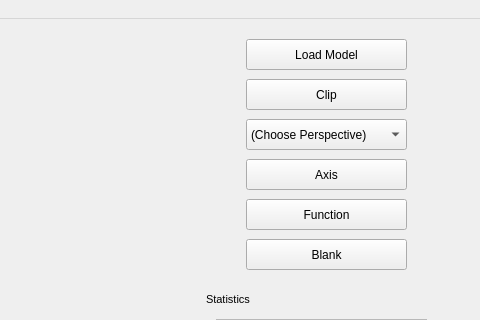
Above: Include/mainwindow.ui from toarukagakunoSirius/ModelLoader before the change; both pictures show x 514 to 994 and y 0 to 320 of the 994 by 698 pixel window. Below: the same form after it.
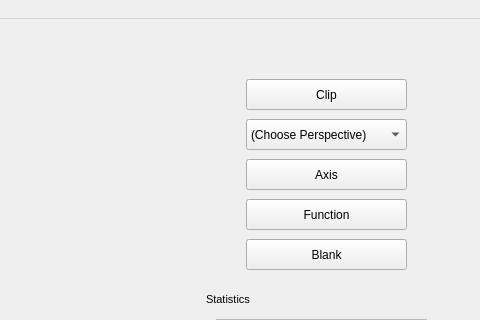
That is the form after the change. Icons and pictures are not drawn. Custom widgets are drawn as their Qt base class.

Diff of the .ui file:
```diff
--- a/Include/mainwindow.ui
+++ b/Include/mainwindow.ui
@@ -108,19 +108,6 @@
       </property>
      </item>
     </widget>
-    <widget class="QPushButton" name="loadmodelButton">
-     <property name="geometry">
-      <rect>
-       <x>0</x>
-       <y>0</y>
-       <width>161</width>
-       <height>31</height>
-      </rect>
-     </property>
-     <property name="text">
-      <string>Load Model</string>
-     </property>
-    </widget>
     <widget class="QPushButton" name="AxisButton">
      <property name="geometry">
       <rect>
```
Left out of the diff: 20 changed lines with no effect on the pictures.
